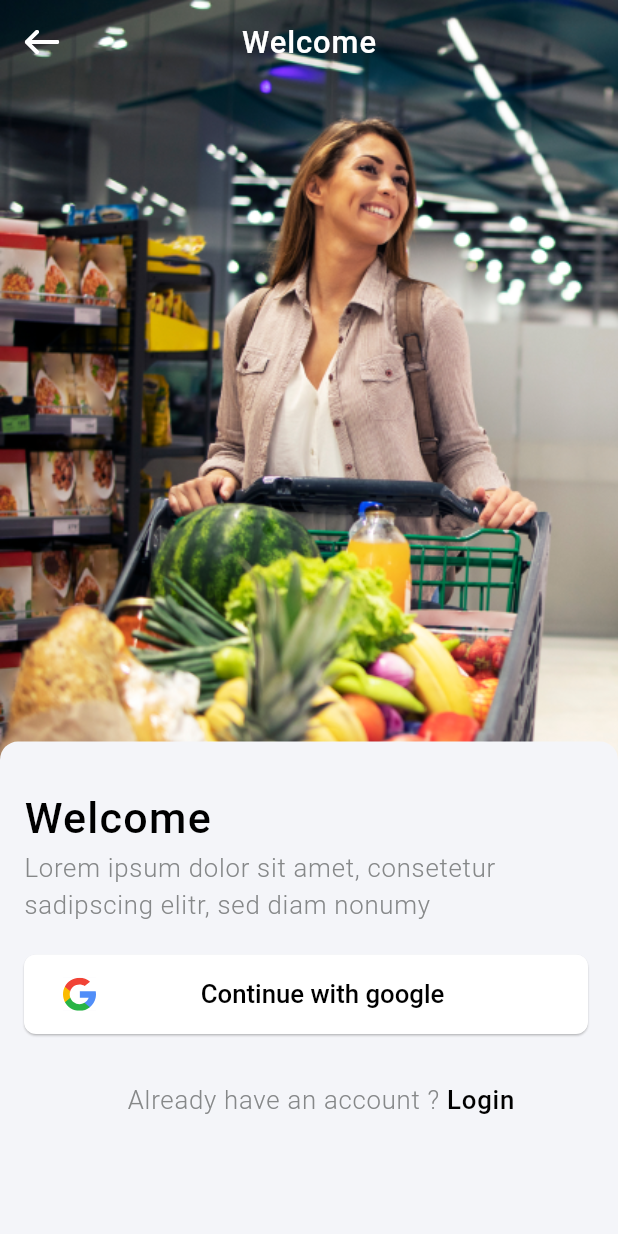
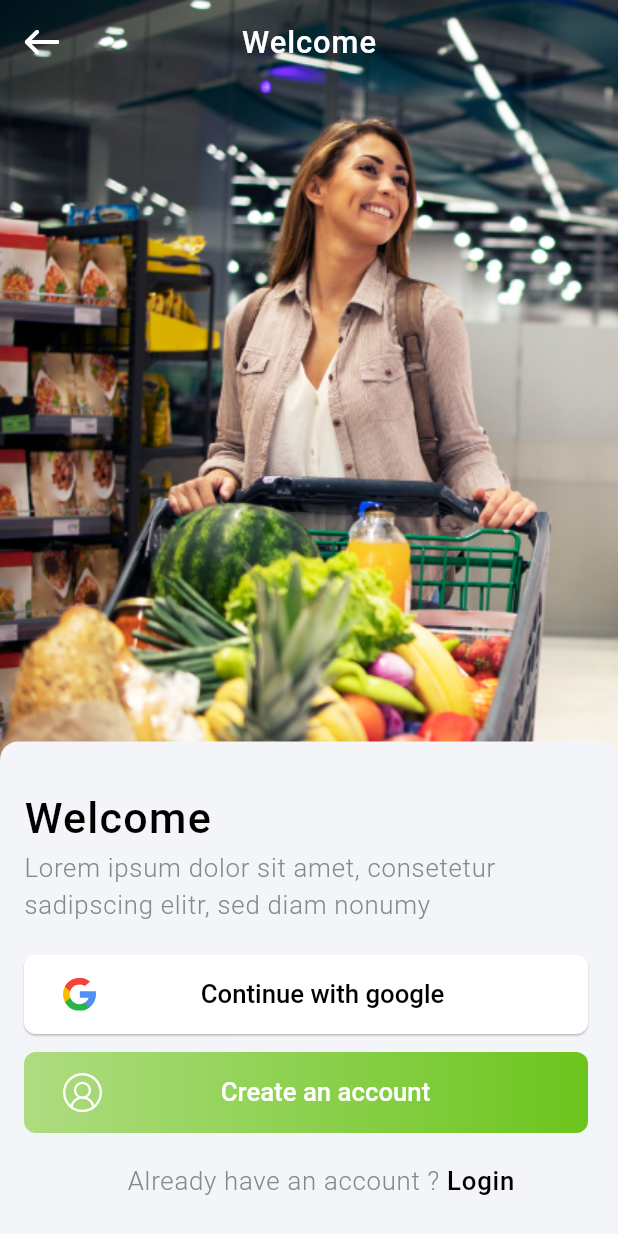
Before and after one commit to hassan-prog/Challenge2, a Flutter app: the WelcomeScreen screen opened by its route, on a phone screen of 412 x 824 dp. Run offline on Flutter 3.47's test engine with Material 2 defaults, Android fonts, the phone set to English and light mode, and no system bars; our stand-ins replace flutter_screenutil, flutter_svg; Roboto replaces fonts that are missing (assets/fonts/Poppins-Light.ttf, assets/fonts/Poppins-Medium.ttf, assets/fonts/Poppins-Regular.ttf).

Commit message:
solved error

```diff
--- a/lib/Screens/auth/welcome_screen.dart
+++ b/lib/Screens/auth/welcome_screen.dart
@@ -1,10 +1,11 @@
-import 'package:challenge2/Screens/auth/login_screen.dart';
-
-import 'widgets/build_button.dart';
 import 'package:flutter/material.dart';
 import 'package:flutter_screenutil/flutter_screenutil.dart';
 import 'package:flutter_svg/flutter_svg.dart';
 
+import 'widgets/build_button.dart';
+
+import 'login_screen.dart';
+import 'register_screen.dart';
 import '../../constants.dart';
 
 class WelcomeScreen extends StatelessWidget {
@@ -107,8 +108,12 @@ class WelcomeScreen extends StatelessWidget {
                     ),
                   ),
                   const SizedBox(height: 12),
-                  // this line doesn't read my buildButton method
-                  // buildButton('text'),
+                  buildButton(
+                    'Create an account',
+                    iconPath: 'assets/icons/person.svg',
+                    onPressed: () => Navigator.of(context)
+                        .pushNamed(RegisterScreen.routeName),
+                  ),
                   const SizedBox(height: 20),
                   Row(
                     mainAxisAlignment: MainAxisAlignment.center,
```
Also changed, not shown: project images/1.jpg (added), project images/2.jpg (added), project images/3.jpg (added), project images/4.jpg (added), project images/5.jpg (added), project images/6.jpg (added), project images/7.jpg (added), project images/8.jpg (added).
